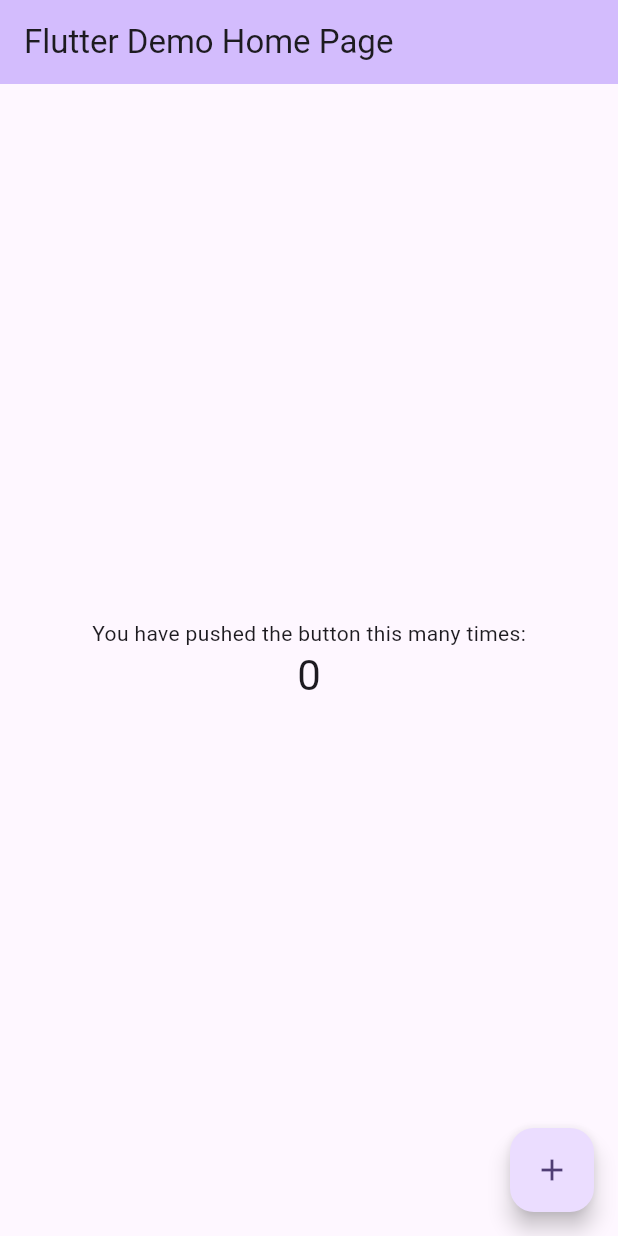
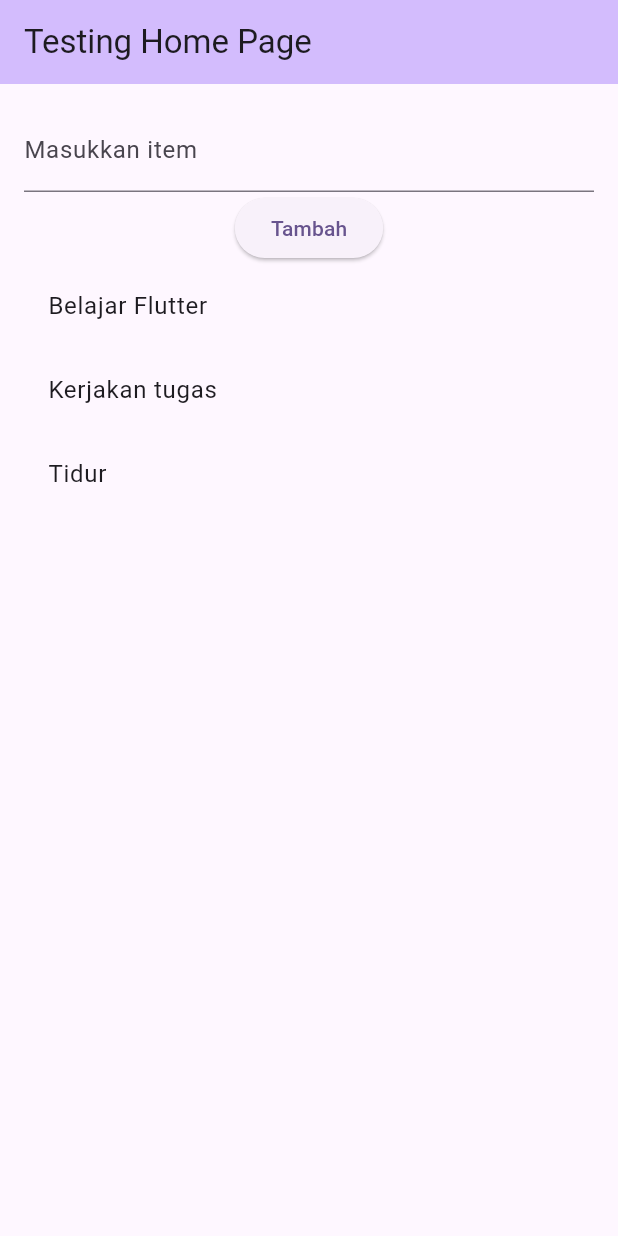
Before and after one commit to MBopal/task-tracker-motion, a Flutter app: the screen it shows after launch, on a phone screen of 412 x 824 dp. Run offline on Flutter 3.47's test engine with Material 3 defaults, Android fonts, the phone set to English and light mode, and no system bars; our stand-ins replace material_ui.

Commit message:
fix: Fixed my brain, I am trying to understand ts

```diff
--- a/lib/main.dart
+++ b/lib/main.dart
@@ -12,40 +12,14 @@ class MyApp extends StatelessWidget {
   Widget build(BuildContext context) {
     return MaterialApp(
       title: 'Flutter Demo',
-      theme: ThemeData(
-        // This is the theme of your application.
-        //
-        // TRY THIS: Try running your application with "flutter run". You'll see
-        // the application has a purple toolbar. Then, without quitting the app,
-        // try changing the seedColor in the colorScheme below to Colors.green
-        // and then invoke "hot reload" (save your changes or press the "hot
-        // reload" button in a Flutter-supported IDE, or press "r" if you used
-        // the command line to start the app).
-        //
-        // Notice that the counter didn't reset back to zero; the application
-        // state is not lost during the reload. To reset the state, use hot
-        // restart instead.
-        //
-        // This works for code too, not just values: Most code changes can be
-        // tested with just a hot reload.
-        colorScheme: .fromSeed(seedColor: Colors.deepPurple),
-      ),
-      home: const MyHomePage(title: 'Flutter Demo Home Page'),
+      theme: ThemeData(colorScheme: .fromSeed(seedColor: Colors.deepPurple)),
+      home: const MyHomePage(title: 'Testing Home Page'),
     );
   }
 }
 
 class MyHomePage extends StatefulWidget {
   const MyHomePage({super.key, required this.title});
-
-  // This widget is the home page of your application. It is stateful, meaning
-  // that it has a State object (defined below) that contains fields that affect
-  // how it looks.
-
-  // This class is the configuration for the state. It holds the values (in this
-  // case the title) provided by the parent (in this case the App widget) and
-  // used by the build method of the State. Fields in a Widget subclass are
-  // always marked "final".
 
   final String title;
 
@@ -54,69 +28,50 @@ class MyHomePage extends StatefulWidget {
 }
 
 class _MyHomePageState extends State<MyHomePage> {
-  int _counter = 0;
+  List<String> _daftar = ['Belajar Flutter', 'Kerjakan tugas', 'Tidur'];
+  final _controller = TextEditingController();
 
-  void _incrementCounter() {
+  void _tambah() {
+    if (_controller.text.trim().isEmpty) return;
     setState(() {
-      // This call to setState tells the Flutter framework that something has
-      // changed in this State, which causes it to rerun the build method below
-      // so that the display can reflect the updated values. If we changed
-      // _counter without calling setState(), then the build method would not be
-      // called again, and so nothing would appear to happen.
-      _counter++;
+      _daftar.add(_controller.text);
+      _controller.clear();
     });
   }
 
   @override
+  void dispose() {
+    _controller.dispose();
+    super.dispose();
+  }
+
+  @override
   Widget build(BuildContext context) {
-    // This method is rerun every time setState is called, for instance as done
-    // by the _incrementCounter method above.
-    //
-    // The Flutter framework has been optimized to make rerunning build methods
-    // fast, so that you can just rebuild anything that needs updating rather
-    // than having to individually change instances of widgets.
     return Scaffold(
       appBar: AppBar(
-        // TRY THIS: Try changing the color here to a specific color (to
-        // Colors.amber, perhaps?) and trigger a hot reload to see the AppBar
-        // change color while the other colors stay the same.
         backgroundColor: Theme.of(context).colorScheme.inversePrimary,
-        // Here we take the value from the MyHomePage object that was created by
-        // the App.build method, and use it to set our appbar title.
         title: Text(widget.title),
       ),
-      body: Center(
-        // Center is a layout widget. It takes a single child and positions it
-        // in the middle of the parent.
+      body: Padding(
+        padding: const EdgeInsets.all(16.0),
         child: Column(
-          // Column is also a layout widget. It takes a list of children and
-          // arranges them vertically. By default, it sizes itself to fit its
-          // children horizontally, and tries to be as tall as its parent.
-          //
-          // Column has various properties to control how it sizes itself and
-          // how it positions its children. Here we use mainAxisAlignment to
-          // center the children vertically; the main axis here is the vertical
-          // axis because Columns are vertical (the cross axis would be
-          // horizontal).
-          //
-          // TRY THIS: Invoke "debug painting" (choose the "Toggle Debug Paint"
-          // action in the IDE, or press "p" in the console), to see the
-          // wireframe for each widget.
-          mainAxisAlignment: .center,
           children: [
-            const Text('You have pushed the button this many times:'),
-            Text(
-              '$_counter',
-              style: Theme.of(context).textTheme.headlineMedium,
+            TextField(
+              controller: _controller,
+              decoration: const InputDecoration(labelText: 'Masukkan item'),
+            ),
+            ElevatedButton(onPressed: _tambah, child: const Text('Tambah')),
+            Expanded(
+              child: ListView.builder(
+                itemCount: _daftar.length,
+                itemBuilder: (context, index) {
+                  return ListTile(title: Text(_daftar[index]));
+                },
+              ),
             ),
           ],
         ),
       ),
-      floatingActionButton: FloatingActionButton(
-        onPressed: _incrementCounter,
-        tooltip: 'Increment',
-        child: const Icon(Icons.add),
-      ),
     );
   }
 }
```
